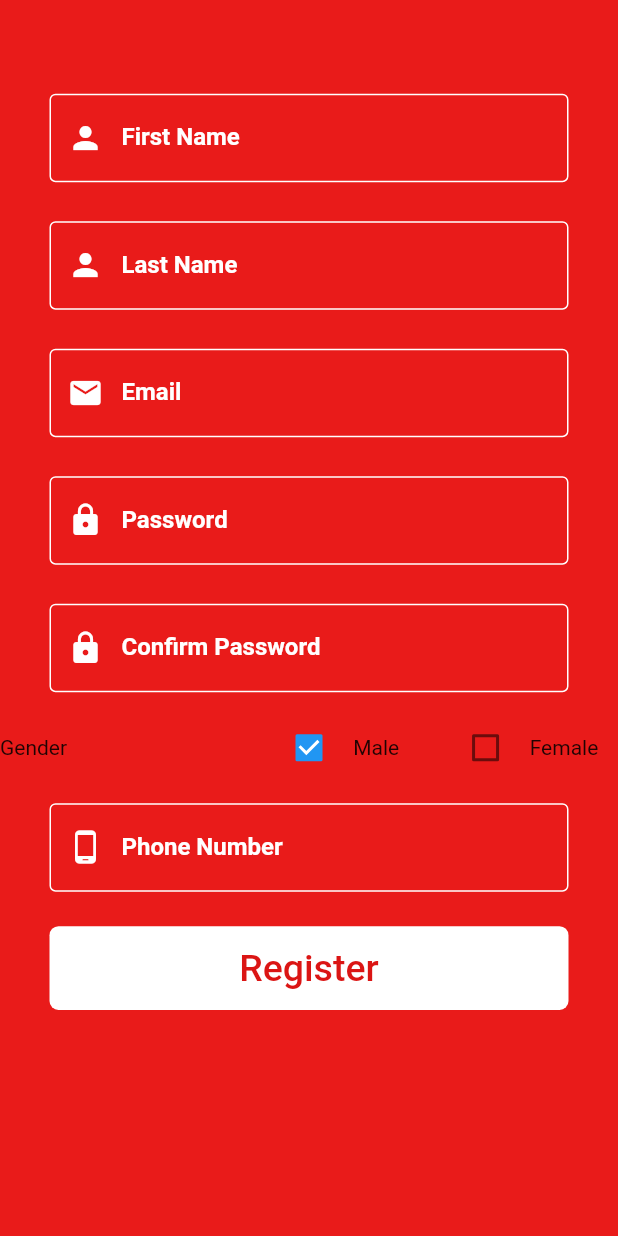
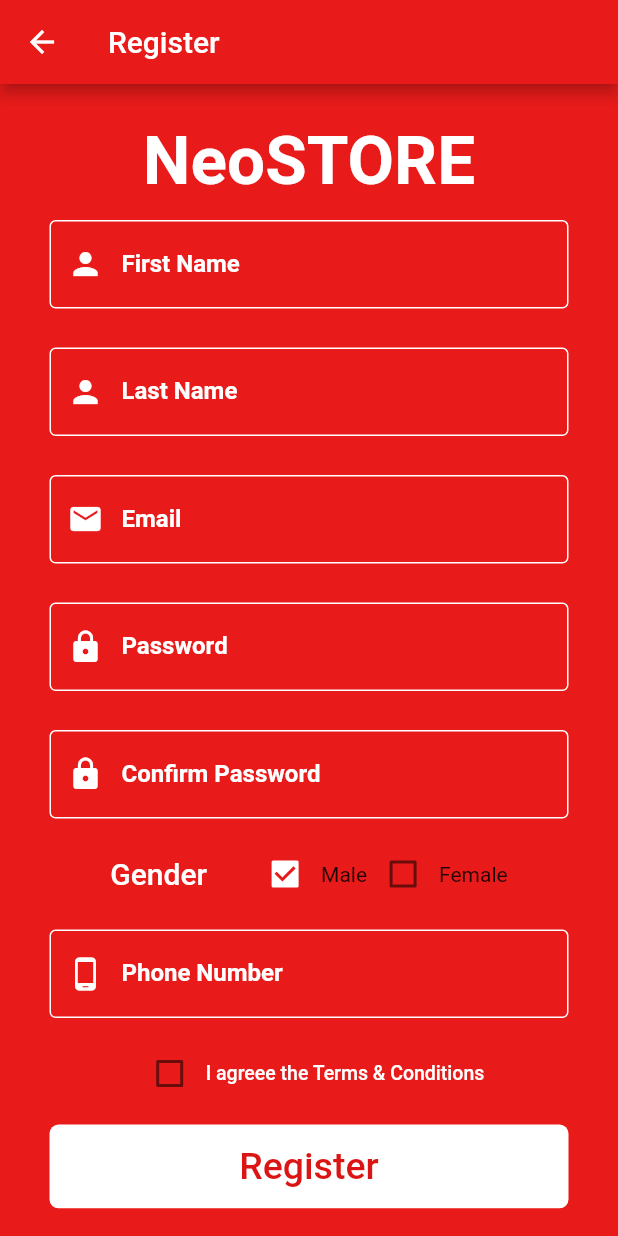
Before and after one commit to vaibhavcs99/try_neostore, a Flutter app: the Register screen opened by its route, on a phone screen of 412 x 824 dp. Run offline on Flutter 3.47's test engine with Material 2 defaults, Android fonts, the phone set to English and light mode, and no system bars; our stand-ins replace bloc, dio, equatable, flutter_bloc, flutter_rating_bar, shared_preferences; accounts and stored records are empty; network calls fail; Roboto replaces fonts that are missing (Gotham).

Commit message:
Register UI Changed

```diff
--- a/lib/screens/order/cart_list.dart
+++ b/lib/screens/order/cart_list.dart
@@ -3,6 +3,7 @@ import 'package:try_neostore/constants/constants.dart';
 
 import 'package:try_neostore/model/cart_list_model.dart';
 import 'package:try_neostore/repository/api_services.dart';
+import 'package:try_neostore/screens/widgets/my_button.dart';
 
 class CartList extends StatefulWidget {
   final String accessToken;
@@ -19,7 +20,7 @@ class _CartListState extends State<CartList> {
   @override
   Widget build(BuildContext context) {
     return Scaffold(
-        appBar: AppBar(),
+        appBar: AppBar(title:Text('My Cart',style: TextStyle(fontWeight: FontWeight.bold),)),
         body: FutureBuilder<CartListModel>(
             future: getMyModel(),
             builder: (context, snapshot) {
@@ -32,7 +33,7 @@ class _CartListState extends State<CartList> {
               return Column(
                 children: [
                   SizedBox(
-                    height: MediaQuery.of(context).size.height * 0.8,
+                    height: MediaQuery.of(context).size.height * 0.75 ,
                     child: ListView.builder(
                         itemCount: snapshot.data.count,
                         itemBuilder: (context, index) {
@@ -105,10 +106,10 @@ class _CartListState extends State<CartList> {
                           ));
                         }),
                   ),
-                  RaisedButton(
+                MyButton(color: primaryRed2,
                       onPressed: () =>
                           Navigator.pushNamed(context, route_enter_address,arguments: widget.accessToken),
-                      child: Text('Order Now'))
+                      myText: 'Order Now',textColor: Colors.white,)
                 ],
               );
             }));
--- a/lib/screens/user_module/register_screen.dart
+++ b/lib/screens/user_module/register_screen.dart
@@ -26,6 +26,8 @@ class _RegisterState extends State<Register> {
   int _phoneNumber;
   String _gender = 'M';
 
+  var termsAndConditionValue = false;
+
   @override
   Widget build(BuildContext context) {
     return BlocListener<RegisterBloc, RegisterState>(
@@ -42,13 +44,21 @@ class _RegisterState extends State<Register> {
       child: Scaffold(
         key: _scaffoldKey,
         backgroundColor: primaryRed2,
+        appBar: AppBar(title: Text('Register')),
         body: Center(
           child: Form(
             key: _formKey,
             autovalidateMode: AutovalidateMode.onUserInteraction,
             child: ListView(
               children: [
-                SizedBox(height:MediaQuery.of(context).size.height*0.06),
+                SizedBox(height: MediaQuery.of(context).size.height * 0.03),
+                Center(
+                  child: Text('NeoSTORE',
+                      style: TextStyle(
+                          fontSize: 45,
+                          fontWeight: FontWeight.bold,
+                          color: Colors.white)),
+                ),
                 firstNameField(),
                 lastNameField(),
                 emailField(),
@@ -56,8 +66,13 @@ class _RegisterState extends State<Register> {
                 confirmPasswordField(),
                 buildGender(),
                 phoneNumberField(),
+                termsAndConditions(),
                 MyButton(
-                  onPressed: () => _validateInputs(),
+                  onPressed: () {
+                    (termsAndConditionValue == true)
+                        ? _validateInputs()
+                        : showSnackBar('Please agree to Terms & Conditions');
+                  },
                   myText: 'Register',
                 ),
               ],
@@ -93,7 +108,8 @@ class _RegisterState extends State<Register> {
   //this part contains all the defined UI widget fields.
 
   firstNameField() {
-    return MyTextFormField(myIcon: Icon(Icons.person,color: Colors.white),
+    return MyTextFormField(
+      myIcon: Icon(Icons.person, color: Colors.white),
       myLabelText: 'First Name',
       validator: validateName,
       onSaved: (newValue) {
@@ -103,7 +119,8 @@ class _RegisterState extends State<Register> {
   }
 
   lastNameField() {
-    return MyTextFormField(myIcon: Icon(Icons.person,color: Colors.white),
+    return MyTextFormField(
+      myIcon: Icon(Icons.person, color: Colors.white),
       myLabelText: 'Last Name',
       validator: validateName,
       onSaved: (newValue) {
@@ -113,7 +130,8 @@ class _RegisterState extends State<Register> {
   }
 
   emailField() {
-    return MyTextFormField(myIcon: Icon(Icons.mail,color: Colors.white),
+    return MyTextFormField(
+      myIcon: Icon(Icons.mail, color: Colors.white),
       myLabelText: 'Email',
       keyboardType: TextInputType.emailAddress,
       validator: validateEmail,
@@ -124,7 +142,8 @@ class _RegisterState extends State<Register> {
   }
 
   passwordField() {
-    return MyTextFormField(myIcon: Icon(Icons.lock,color: Colors.white),
+    return MyTextFormField(
+      myIcon: Icon(Icons.lock, color: Colors.white),
       myLabelText: 'Password',
       obscureText: true,
       keyboardType: TextInputType.visiblePassword,
@@ -136,7 +155,8 @@ class _RegisterState extends State<Register> {
   }
 
   confirmPasswordField() {
-    return MyTextFormField(myIcon: Icon(Icons.lock,color: Colors.white),
+    return MyTextFormField(
+      myIcon: Icon(Icons.lock, color: Colors.white),
       myLabelText: 'Confirm Password',
       obscureText: true,
       keyboardType: TextInputType.visiblePassword,
@@ -148,7 +168,8 @@ class _RegisterState extends State<Register> {
   }
 
   phoneNumberField() {
-    return MyTextFormField(myIcon: Icon(Icons.phone_android,color: Colors.white),
+    return MyTextFormField(
+      myIcon: Icon(Icons.phone_android, color: Colors.white),
       myLabelText: 'Phone Number',
       keyboardType: TextInputType.number,
       validator: validatePhoneNumber,
@@ -159,12 +180,14 @@ class _RegisterState extends State<Register> {
   }
 
   Row buildGender() {
-    return Row(
+    return Row(mainAxisAlignment: MainAxisAlignment.center,
       children: [
-        Expanded(flex: 3, child: Text('Gender')),
-        Expanded(
-          flex: 1,
-          child: Checkbox(
+        Text('Gender',
+            style: TextStyle(
+                color: Colors.white,
+                fontSize: 20.0,
+                fontWeight: FontWeight.w500)),SizedBox(width: 28.0),
+        Checkbox(checkColor: primaryRed2,activeColor: Colors.white,
           value: _maleCheckBox,
           onChanged: (value) {
             _gender = 'M';
@@ -175,11 +198,8 @@ class _RegisterState extends State<Register> {
             });
           },
         ),
-        ),
-        Expanded(flex: 1, child: Text('Male')),
-        Expanded(
-          flex: 1,
-          child: Checkbox(
+        Text('Male'),
+        Checkbox(checkColor: primaryRed2,activeColor: Colors.white,
           value: _femaleCheckBox,
           onChanged: (value) {
             setState(() {
@@ -189,8 +209,7 @@ class _RegisterState extends State<Register> {
             });
           },
         ),
-        ),
-        Expanded(flex: 1, child: Text('Female')),
+        Text('Female'),
       ],
     );
   }
@@ -199,4 +218,24 @@ class _RegisterState extends State<Register> {
   showSnackBar(String title) {
     _scaffoldKey.currentState.showSnackBar(SnackBar(content: Text(title)));
   }
+
+  termsAndConditions() {
+    return Row(
+      mainAxisAlignment: MainAxisAlignment.center,
+      children: [
+        Checkbox(checkColor: primaryRed2,activeColor: Colors.white,
+            value: termsAndConditionValue ?? false,
+            onChanged: (value) {
+              setState(() {
+                termsAndConditionValue = !termsAndConditionValue;
+              });
+            }),
+        Text('I agreee the Terms & Conditions',
+            style: TextStyle(
+                fontWeight: FontWeight.w500,
+                fontSize: 13.0,
+                color: Colors.white)),
+      ],
+    );
   }
+}
```
Lines whose indentation alone changed are shown as unchanged.
